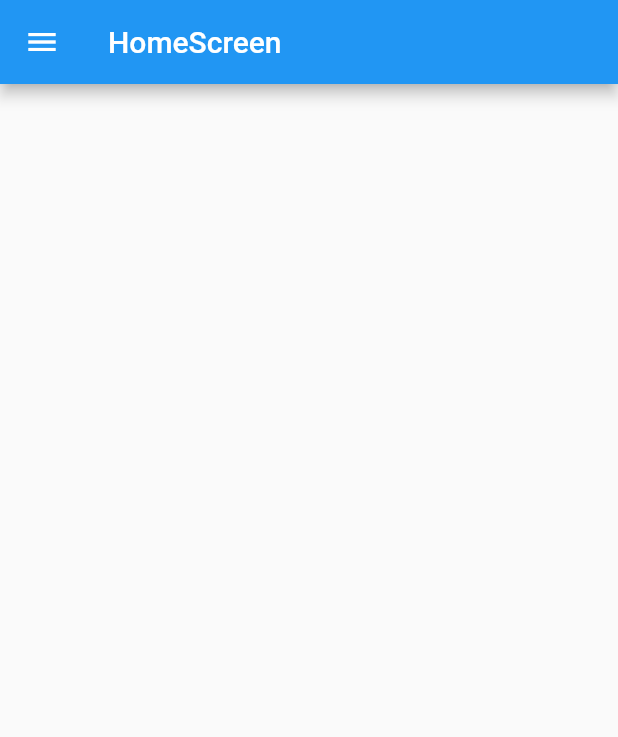
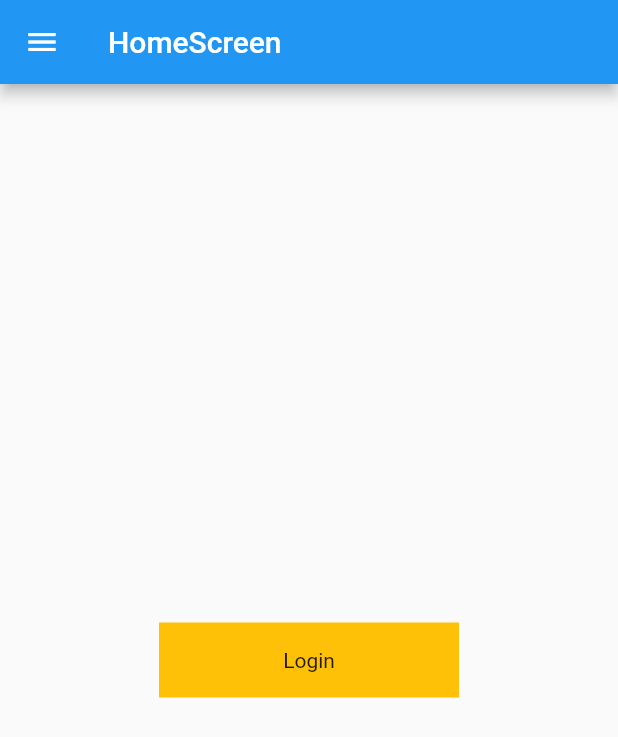
Before and after one commit to FahadMehboob/git_practice, a Flutter app: the screen it shows after launch, on a phone screen of 412 x 824 dp. Shown: the top 737 px of the screen. Run offline on Flutter 3.47's test engine with Material 2 defaults, Android fonts, the phone set to English and light mode, and no system bars.

Commit message:
button created in homescreen

```diff
--- a/lib/home_screen.dart
+++ b/lib/home_screen.dart
@@ -55,7 +55,6 @@ class _HomeScreenState extends State<HomeScreen> {
               leading: const Icon(Icons.home),
               title: const Text("Home"),
               onTap: () {
-                // Navigate to home screen or perform relevant action
                 Navigator.pop(context);
               },
             ),
@@ -63,13 +62,25 @@ class _HomeScreenState extends State<HomeScreen> {
               leading: const Icon(Icons.settings),
               title: const Text("Settings"),
               onTap: () {
-                // Navigate to settings screen or perform relevant action
                 Navigator.pop(context);
               },
             ),
-            // Add more list tiles for additional options
           ],
         ),
+      ),
+      body: Column(
+        mainAxisAlignment: MainAxisAlignment.center,
+        crossAxisAlignment: CrossAxisAlignment.center,
+        children: [
+          Center(
+            child: Container(
+              width: 200,
+              height: 50,
+              decoration: const BoxDecoration(color: Colors.amber),
+              child: const Center(child: Text("Login")),
+            ),
+          ),
+        ],
       ),
     );
   }
```
